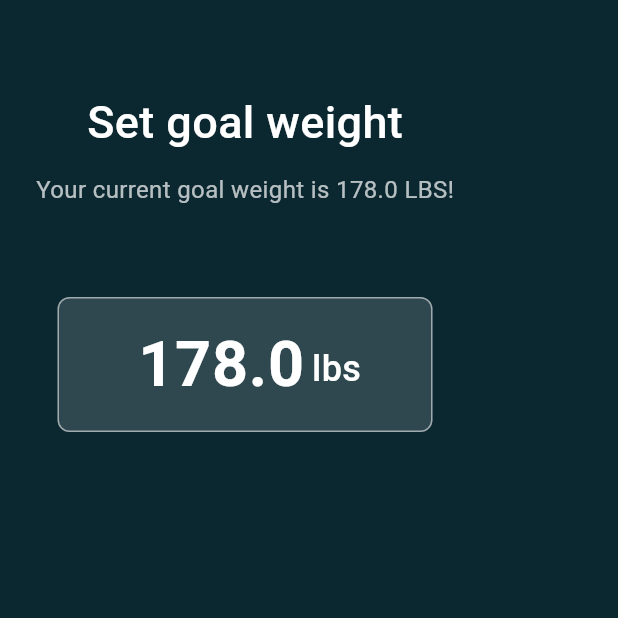
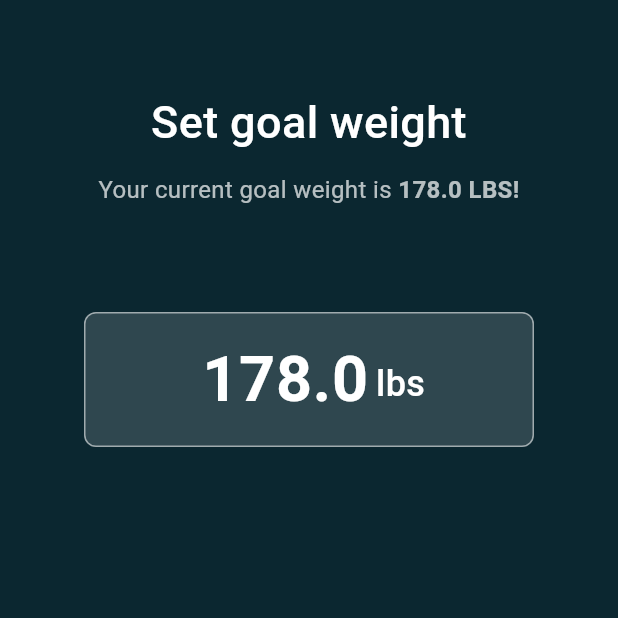
Before and after one commit to Shivraj1857/flutter_developement_codebase, a Flutter app: the screen it shows after launch, on a phone screen of 412 x 824 dp, the top half of it. Run offline on Flutter 3.47's test engine with Material 3 defaults, Android fonts, the light colour scheme and no system bars.

Commit message:
Updated weight screen

```diff
--- a/weight_screen/lib/main.dart
+++ b/weight_screen/lib/main.dart
@@ -1,4 +1,5 @@
 import 'package:flutter/material.dart';
+import 'package:flutter/services.dart';
 
 void main() {
   runApp(const MyApp());
@@ -18,6 +19,7 @@ class MyApp extends StatelessWidget {
 
 class WeightGoalScreen extends StatefulWidget {
   const WeightGoalScreen({super.key});
+
 
   @override
   State<WeightGoalScreen> createState() => _WeightGoalScreenState();
@@ -61,41 +63,60 @@ class _WeightGoalScreenState extends State<WeightGoalScreen> {
         child: Padding(
           padding: const EdgeInsets.symmetric(horizontal: 24),
           child: Column(
+            crossAxisAlignment: CrossAxisAlignment.center,
             children: [
               const SizedBox(height: 60),
 
-              const Text(
+              const Center(
+                child: Text(
                   "Set goal weight",
+                  textAlign: TextAlign.center,
                   style: TextStyle(
                     color: Colors.white,
                     fontSize: 30,
                     fontWeight: FontWeight.w500,
                   ),
                 ),
+              ),
 
               const SizedBox(height: 12),
 
-              Text(
-                "Your current goal weight is $goalWeight LBS!",
+              Center(
+                child: Text.rich(
+                  TextSpan(
+                    children: [
+                      const TextSpan(
+                        text: "Your current goal weight is ",
+                        style: TextStyle(
+                          color: Colors.white70,
+                          fontSize: 16,
+                          fontWeight: FontWeight.normal,
+                        ),
+                      ),
+                      TextSpan(
+                        text: "$goalWeight LBS!",
                         style: const TextStyle(
                           color: Colors.white70,
                           fontSize: 16,
+                          fontWeight: FontWeight.bold,
+                        ),
+                      ),
+                    ],
+                  ),
+                  textAlign: TextAlign.center,
                 ),
               ),
 
-              const SizedBox(height: 60),
+              const SizedBox(height: 70),
 
-              Container(
+              Center(
+                child: Container(
+                  width: 300,
                   height: 90,
-                width: 250,
                   decoration: BoxDecoration(
-                  //color: Colors.white.withOpacity(0.15),
-                  color: Colors.white.withAlpha(38),
+                    color: Colors.white.withOpacity(0.15),
                     borderRadius: BorderRadius.circular(8),
-                  border: Border.all(
-                    color: Colors.white54,
-                    width: 1,
-                  ),
+                    border: Border.all(color: Colors.white54),
                   ),
                   child: Center(
                     child: IntrinsicWidth(
@@ -111,6 +132,11 @@ class _WeightGoalScreenState extends State<WeightGoalScreen> {
                               const TextInputType.numberWithOptions(
                                 decimal: true,
                               ),
+                              inputFormatters: [
+                                FilteringTextInputFormatter.allow(
+                                  RegExp(r'^\d*\.?\d*$'),
+                                ),
+                              ],
                               textAlign: TextAlign.right,
                               style: const TextStyle(
                                 color: Colors.white,
@@ -125,9 +151,7 @@ class _WeightGoalScreenState extends State<WeightGoalScreen> {
                               ),
                             ),
                           ),
-
                           const SizedBox(width: 2),
-
                           const Padding(
                             padding: EdgeInsets.only(bottom: 6),
                             child: Text(
@@ -145,6 +169,7 @@ class _WeightGoalScreenState extends State<WeightGoalScreen> {
                     ),
                   ),
                 ),
+              ),
             ],
           ),
         ),
```
Lines whose indentation alone changed are shown as unchanged.
